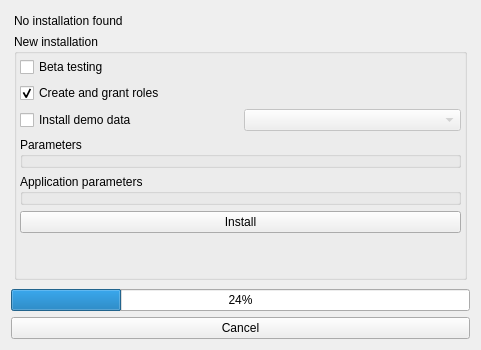
Above: oqtopus/ui/module_widget.ui from opengisch/oqtopus before the change. Below: the same form after it.
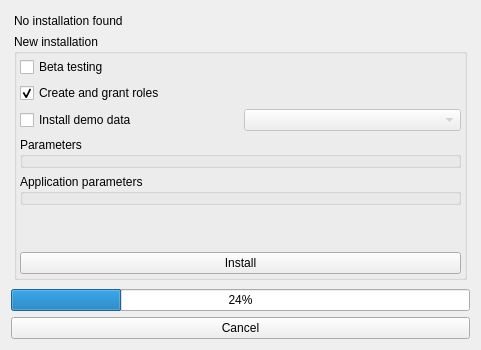
That is the form after the change. Custom widgets are drawn as their Qt base class.

```diff
--- a/oqtopus/ui/module_widget.ui
+++ b/oqtopus/ui/module_widget.ui
@@ -155,13 +155,6 @@
             </layout>
            </widget>
           </item>
-          <item>
-           <widget class="QPushButton" name="moduleInfo_install_pushButton">
-            <property name="text">
-             <string>Install</string>
-            </property>
-           </widget>
-          </item>
           <item>
            <spacer name="verticalSpacer_3">
             <property name="orientation">
@@ -175,6 +168,13 @@
             </property>
            </spacer>
           </item>
+          <item>
+           <widget class="QPushButton" name="moduleInfo_install_pushButton">
+            <property name="text">
+             <string>Install</string>
+            </property>
+           </widget>
+          </item>
          </layout>
         </widget>
        </item>
```
